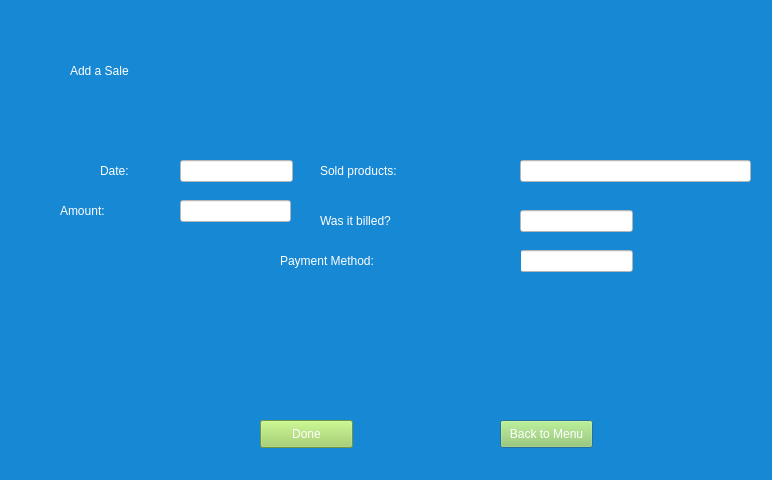
This is createsale.ui in Detectov/PharmacyProject as Qt 5 draws it before an edit. The edited form follows.
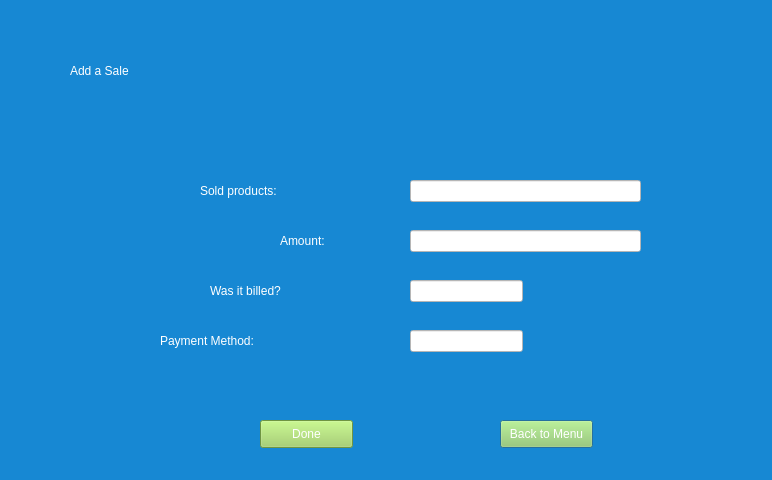
This is the edited form.

Patch:
```diff
--- a/createsale.ui
+++ b/createsale.ui
@@ -36,8 +36,8 @@
   <widget class="QLabel" name="label_3">
    <property name="geometry">
     <rect>
-     <x>60</x>
-     <y>190</y>
+     <x>280</x>
+     <y>220</y>
      <width>111</width>
      <height>41</height>
     </rect>
@@ -50,24 +50,11 @@
     <string>Amount:</string>
    </property>
   </widget>
-  <widget class="QLineEdit" name="dateinput">
-   <property name="geometry">
-    <rect>
-     <x>180</x>
-     <y>160</y>
-     <width>113</width>
-     <height>22</height>
-    </rect>
-   </property>
-   <property name="styleSheet">
-    <string notr="true">background-color: rgb(255, 255, 255);</string>
-   </property>
-  </widget>
   <widget class="QLabel" name="label_4">
    <property name="geometry">
     <rect>
-     <x>320</x>
-     <y>150</y>
+     <x>200</x>
+     <y>170</y>
      <width>191</width>
      <height>41</height>
     </rect>
@@ -83,8 +70,8 @@
   <widget class="QLineEdit" name="soldinput">
    <property name="geometry">
     <rect>
-     <x>520</x>
-     <y>160</y>
+     <x>410</x>
+     <y>180</y>
      <width>231</width>
      <height>22</height>
     </rect>
@@ -96,8 +83,8 @@
   <widget class="QLabel" name="label_6">
    <property name="geometry">
     <rect>
-     <x>320</x>
-     <y>200</y>
+     <x>210</x>
+     <y>270</y>
      <width>191</width>
      <height>41</height>
     </rect>
@@ -113,9 +100,9 @@
   <widget class="QLineEdit" name="amountinput">
    <property name="geometry">
     <rect>
-     <x>180</x>
-     <y>200</y>
-     <width>111</width>
+     <x>410</x>
+     <y>230</y>
+     <width>231</width>
      <height>22</height>
     </rect>
    </property>
@@ -126,8 +113,8 @@
   <widget class="QLineEdit" name="methodinput">
    <property name="geometry">
     <rect>
-     <x>520</x>
-     <y>250</y>
+     <x>410</x>
+     <y>330</y>
      <width>113</width>
      <height>22</height>
     </rect>
@@ -139,8 +126,8 @@
   <widget class="QLineEdit" name="billedinput">
    <property name="geometry">
     <rect>
-     <x>520</x>
-     <y>210</y>
+     <x>410</x>
+     <y>280</y>
      <width>113</width>
      <height>22</height>
     </rect>
@@ -184,28 +171,11 @@
     <string>Done</string>
    </property>
   </widget>
-  <widget class="QLabel" name="label_11">
-   <property name="geometry">
-    <rect>
-     <x>100</x>
-     <y>150</y>
-     <width>71</width>
-     <height>41</height>
-    </rect>
-   </property>
-   <property name="styleSheet">
-    <string notr="true">color: rgb(255, 255, 255);
-font: 75 18pt &quot;Arial&quot;;</string>
-   </property>
-   <property name="text">
-    <string>Date:</string>
-   </property>
-  </widget>
   <widget class="QLabel" name="label_7">
    <property name="geometry">
     <rect>
-     <x>280</x>
-     <y>240</y>
+     <x>160</x>
+     <y>320</y>
      <width>241</width>
      <height>41</height>
     </rect>
```
